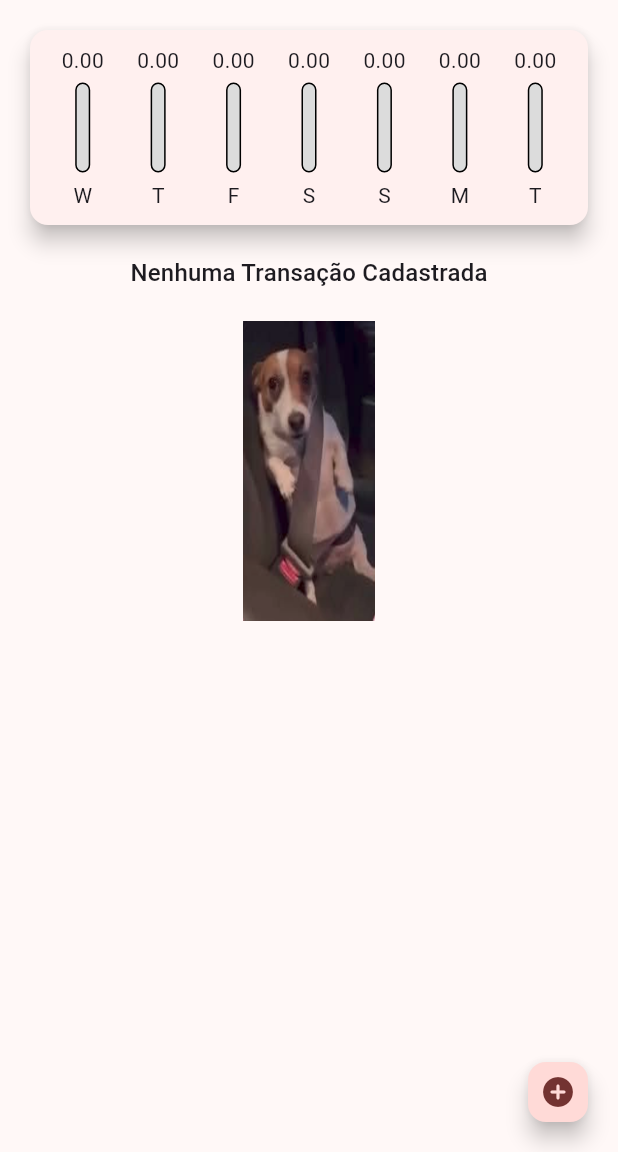
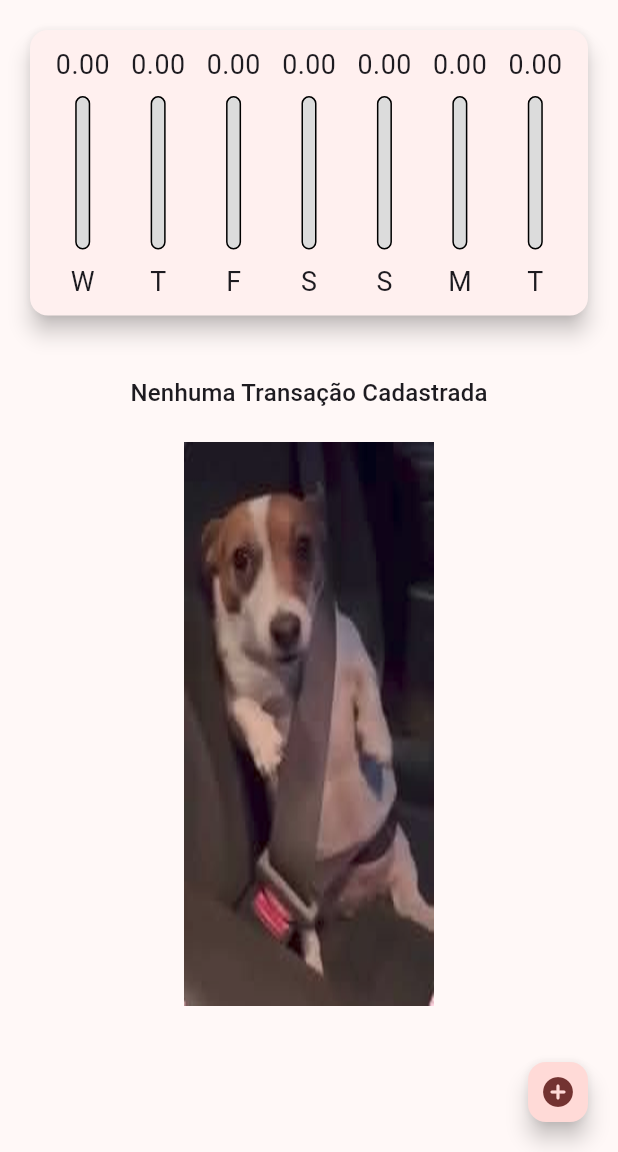
Before and after one commit to Aleystr/Flutter_Coder, a Flutter app: the screen it shows after launch, on a phone screen of 412 x 824 dp, the part 84-1236 px from its top. Run offline on Flutter 3.47's test engine with Material 3 defaults, Android fonts, the phone set to English and light mode, and no system bars; missing offline and left inert: dart:ffi.

Commit message:
modo paisagem #4

```diff
--- a/lib/components/chart_bar.dart
+++ b/lib/components/chart_bar.dart
@@ -1,6 +1,7 @@
 import 'dart:ffi';
 
 import 'package:flutter/material.dart';
+import 'package:flutter/rendering.dart';
 
 class ChartBar extends StatelessWidget {
 
@@ -12,16 +13,18 @@ class ChartBar extends StatelessWidget {
 
   @override
   Widget build(BuildContext context) {
+    return LayoutBuilder(
+      builder: (cnt, Constraints) {
         return Column(
           children: <Widget> [
             Container(
-          height: 20,
+              height: Constraints.maxHeight * 0.15,
               child: FittedBox(child: Text('${value.toStringAsFixed(2)}'),
               ),
             ),
-        SizedBox(height: 5),
+            SizedBox(height: Constraints.maxHeight * 0.05),
             Container(
-          height: 60,
+              height: Constraints.maxHeight * 0.6,
               width: 10,
               child: Stack(
                 alignment: AlignmentGeometry.bottomCenter,
@@ -48,9 +51,16 @@ class ChartBar extends StatelessWidget {
                 ],
               ),
             ),
-        SizedBox(height: 5),
-        Text(label),
+            SizedBox(height: Constraints.maxHeight * 0.05),
+            Container(
+              height: Constraints.maxHeight * 0.15,
+              child: FittedBox(
+                child: Text(label),
+              ),
+            ),
           ],
+        );
+      },
     );
   }
 }
--- a/lib/components/transaction_list.dart
+++ b/lib/components/transaction_list.dart
@@ -11,24 +11,29 @@ TransactionList(this.transactions, this.onRemove);
 
   @override
   Widget build(BuildContext context) {
-    return Container(
-      height: 300,
-      child: transactions.isEmpty ? Column(
+    return transactions.isEmpty
+    ? LayoutBuilder(
+      builder: ((context, constraints) {
+        return Column(
           children: <Widget>[
+            SizedBox(height: 20),
             Text(
             'Nenhuma Transação Cadastrada',
             style: Theme.of(context).textTheme.titleMedium,
                       ),
-        SizedBox(height: 20,),
+          SizedBox(height: 20),
           Container(
-          height: 200,
+            height: constraints.maxHeight * 0.7,
             child: Image.asset(
               'assets/images/cachorro.png',
               fit: BoxFit.cover,
             ),
            ),
           ],
-      ):  ListView.builder(
+        );
+      })
+    )
+    : ListView.builder(
       itemCount:  transactions.length,
       itemBuilder: (ctx, index) {
         final tr = transactions[index];
@@ -63,7 +68,6 @@ TransactionList(this.transactions, this.onRemove);
         ),
       );
       },
-      ),
     );
   }
 }
--- a/lib/main.dart
+++ b/lib/main.dart
@@ -1,6 +1,7 @@
 import 'package:expenses/components/Transaction_form.dart';
 import 'package:expenses/components/chart.dart';
 import 'package:flutter/material.dart';
+import 'package:flutter/services.dart';
 import 'dart:math';
 import 'components/transaction_list.dart';
 import 'models/transaction.dart';
@@ -14,6 +15,7 @@ class ExpensesApp extends StatelessWidget {
 
   @override
   Widget build(BuildContext context) {
+
     return MaterialApp(
       home: MyHomePage(),
       theme: ThemeData(
@@ -22,11 +24,9 @@ class ExpensesApp extends StatelessWidget {
         textTheme: ThemeData.light().textTheme.copyWith(
           titleLarge: const TextStyle(
             fontSize: 18,
-            fontWeight: FontWeight.normal,
           ),
           labelLarge: TextStyle(
             color: Colors.white,
-            fontWeight: FontWeight.normal,
           )
         ),
       appBarTheme: const AppBarTheme(
@@ -55,7 +55,7 @@ class MyHomePage extends StatefulWidget {
 class _MyHomePageState extends State<MyHomePage> {
 
     final List<Transaction> _transactions = [];
-
+    bool _showChart = false;
    List<Transaction> get _recentTransactions {
     return _transactions.where((tr) {
       return tr.date.isAfter(DateTime.now().subtract(
@@ -96,24 +96,60 @@ class _MyHomePageState extends State<MyHomePage> {
     );
   }
 
+
   @override
   Widget build(BuildContext context) {
-    return Scaffold(
-      appBar: AppBar(
-        title: Text("Despesas Pessoais"),
+
+  bool isLandScape = MediaQuery.of(context).orientation == Orientation.landscape;
+
+  final appBar = AppBar(
+        title: Text(
+          "Despesas Pessoais",
+          style: TextStyle(
+          ),
+        ),
         backgroundColor: Colors.indigo,
         actions: <Widget> [
           IconButton(
             onPressed: () => _openTransactionFormModal(context),
             icon: Icon(Icons.add_circle_sharp))
         ],
-      ),
+      );
+
+    final avaibleHeight = MediaQuery.of(context)
+    .size.height - appBar.preferredSize.height - MediaQuery.of(context).padding.top;
+
+    return Scaffold(
+      appBar: appBar,
       body: SingleChildScrollView(
         child: Column(
           crossAxisAlignment: CrossAxisAlignment.stretch,
           children: <Widget>[
-            Chart(_recentTransactions),
-            TransactionList(_transactions, _removeTransaction),
+            if(isLandScape)
+            Row(
+              mainAxisAlignment: MainAxisAlignment.center,
+              children: <Widget> [
+                Text('Exibir gráfico'),
+                Switch(
+                  value: _showChart,
+                  onChanged: (value) {
+                    setState(() {
+                      _showChart = value;
+                    });
+                  },
+                ),
+              ],
+            ),
+            if (_showChart || !isLandScape)
+              Container(
+              height: avaibleHeight * (isLandScape ? 0.7 : 0.3),
+              child: Chart(_recentTransactions),
+            ),
+            if(!_showChart || !isLandScape)
+              Container(
+              height: avaibleHeight * 0.7,
+              child: TransactionList(_transactions, _removeTransaction),
+            ),
           ],
         ),
       ),
```
Lines whose indentation alone changed are shown as unchanged.
